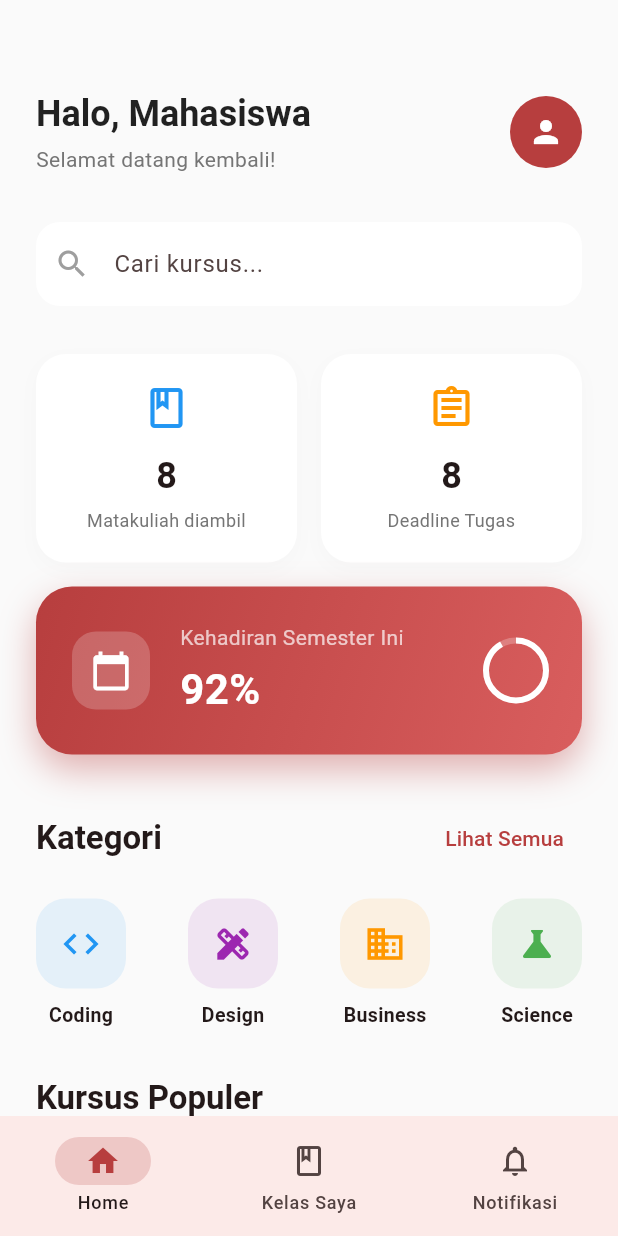
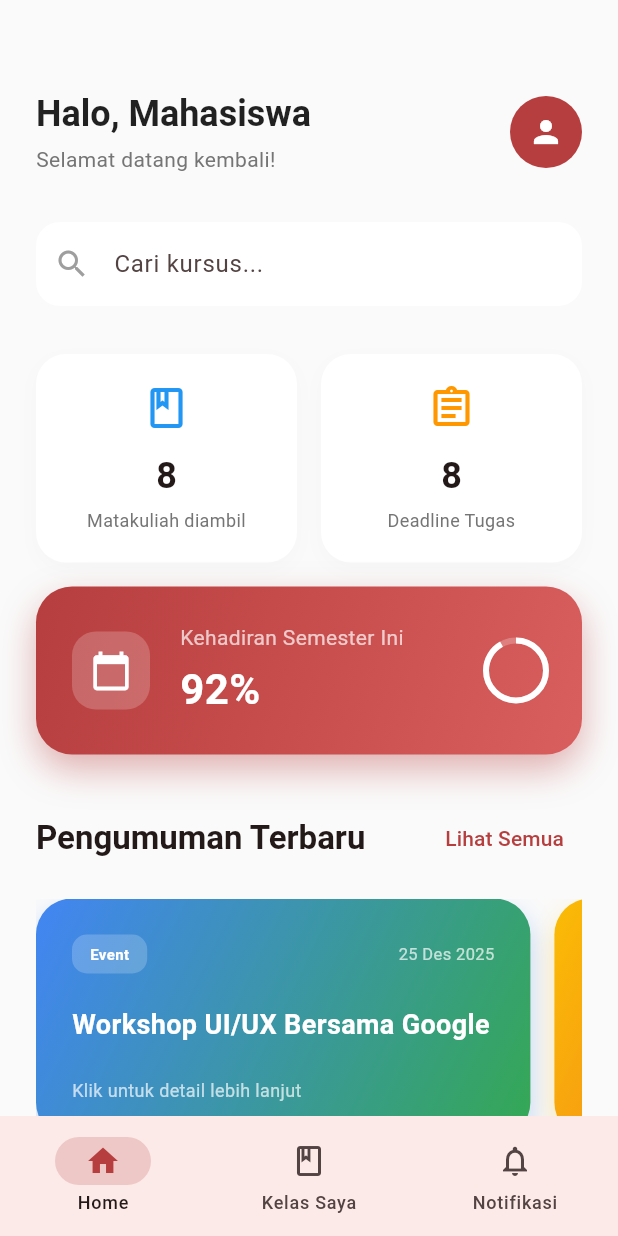
Before and after one commit to Raihangozaliputra/learningsistem, a Flutter app: the HomeScreen screen opened directly, on a phone screen of 412 x 824 dp. Run offline on Flutter 3.47's test engine with Material 3 defaults, Android fonts, the light colour scheme and no system bars; network calls fail.

Commit message:
pengumuman dan detailnya

```diff
--- a/lib/home_screen.dart
+++ b/lib/home_screen.dart
@@ -1,4 +1,5 @@
 import 'package:flutter/material.dart';
+import 'announcement_detail_screen.dart';
 import 'profile_screen.dart';
 import 'mylearning_screen.dart';
 import 'notification_screen.dart';
@@ -282,6 +283,119 @@ class HomeTab extends StatelessWidget {
           ),
           const SizedBox(height: 32),
 
+          // Latest Announcement Section
+          Row(
+            mainAxisAlignment: MainAxisAlignment.spaceBetween,
+            children: [
+              Text(
+                'Pengumuman Terbaru',
+                style: Theme.of(context).textTheme.titleLarge?.copyWith(
+                      fontWeight: FontWeight.bold,
+                    ),
+              ),
+              TextButton(
+                onPressed: () {},
+                child: const Text('Lihat Semua', style: TextStyle(color: Color(0xFFB73E3E))),
+              ),
+            ],
+          ),
+          const SizedBox(height: 16),
+          SizedBox(
+            height: 160,
+            child: ListView.builder(
+              scrollDirection: Axis.horizontal,
+              itemCount: 3,
+              itemBuilder: (context, index) {
+                final colors = [
+                  [const Color(0xFF4285F4), const Color(0xFF34A853)],
+                  [const Color(0xFFFBBC05), const Color(0xFFEA4335)],
+                  [const Color(0xFF673AB7), const Color(0xFF9C27B0)],
+                ];
+                final titles = [
+                  'Workshop UI/UX Bersama Google',
+                  'Lomba Karya Tulis Ilmiah Nasional',
+                  'Beasiswa Unggulan Semester Ganjil',
+                ];
+                final dates = ['25 Des 2025', ' 2 Jan 2026', '10 Jan 2026'];
+
+
+                return GestureDetector(
+                  onTap: () {
+                    Navigator.push(
+                      context,
+                      MaterialPageRoute(
+                        builder: (context) => AnnouncementDetailScreen(
+                          title: titles[index],
+                          date: dates[index],
+                          colors: colors[index],
+                        ),
+                      ),
+                    );
+                  },
+                  child: Container(
+                    width: MediaQuery.of(context).size.width * 0.8,
+                    margin: const EdgeInsets.only(right: 16),
+                    padding: const EdgeInsets.all(24),
+                    decoration: BoxDecoration(
+                      gradient: LinearGradient(
+                        colors: colors[index],
+                        begin: Alignment.topLeft,
+                        end: Alignment.bottomRight,
+                      ),
+                      borderRadius: BorderRadius.circular(24),
+                      boxShadow: [
+                        BoxShadow(
+                          color: colors[index][0].withOpacity(0.3),
+                          blurRadius: 15,
+                          offset: const Offset(0, 8),
+                        ),
+                      ],
+                    ),
+                    child: Column(
+                      crossAxisAlignment: CrossAxisAlignment.start,
+                      mainAxisAlignment: MainAxisAlignment.spaceBetween,
+                      children: [
+                        Row(
+                          mainAxisAlignment: MainAxisAlignment.spaceBetween,
+                          children: [
+                            Container(
+                              padding: const EdgeInsets.symmetric(horizontal: 12, vertical: 6),
+                              decoration: BoxDecoration(
+                                color: Colors.white.withOpacity(0.2),
+                                borderRadius: BorderRadius.circular(10),
+                              ),
+                              child: const Text(
+                                'Event',
+                                style: TextStyle(color: Colors.white, fontSize: 10, fontWeight: FontWeight.bold),
+                              ),
+                            ),
+                            Text(
+                              dates[index],
+                              style: const TextStyle(color: Colors.white70, fontSize: 11),
+                            ),
+                          ],
+                        ),
+                        Text(
+                          titles[index],
+                          style: const TextStyle(
+                            color: Colors.white,
+                            fontSize: 18,
+                            fontWeight: FontWeight.bold,
+                          ),
+                        ),
+                        const Text(
+                          'Klik untuk detail lebih lanjut',
+                          style: TextStyle(color: Colors.white70, fontSize: 12),
+                        ),
+                      ],
+                    ),
+                  ),
+                );
+              },
+            ),
+          ),
+          const SizedBox(height: 32),
+
           // Categories Section
           Row(
             mainAxisAlignment: MainAxisAlignment.spaceBetween,
```
Also changed, not shown: lib/announcement_detail_screen.dart (added, +158 -0 lines).
